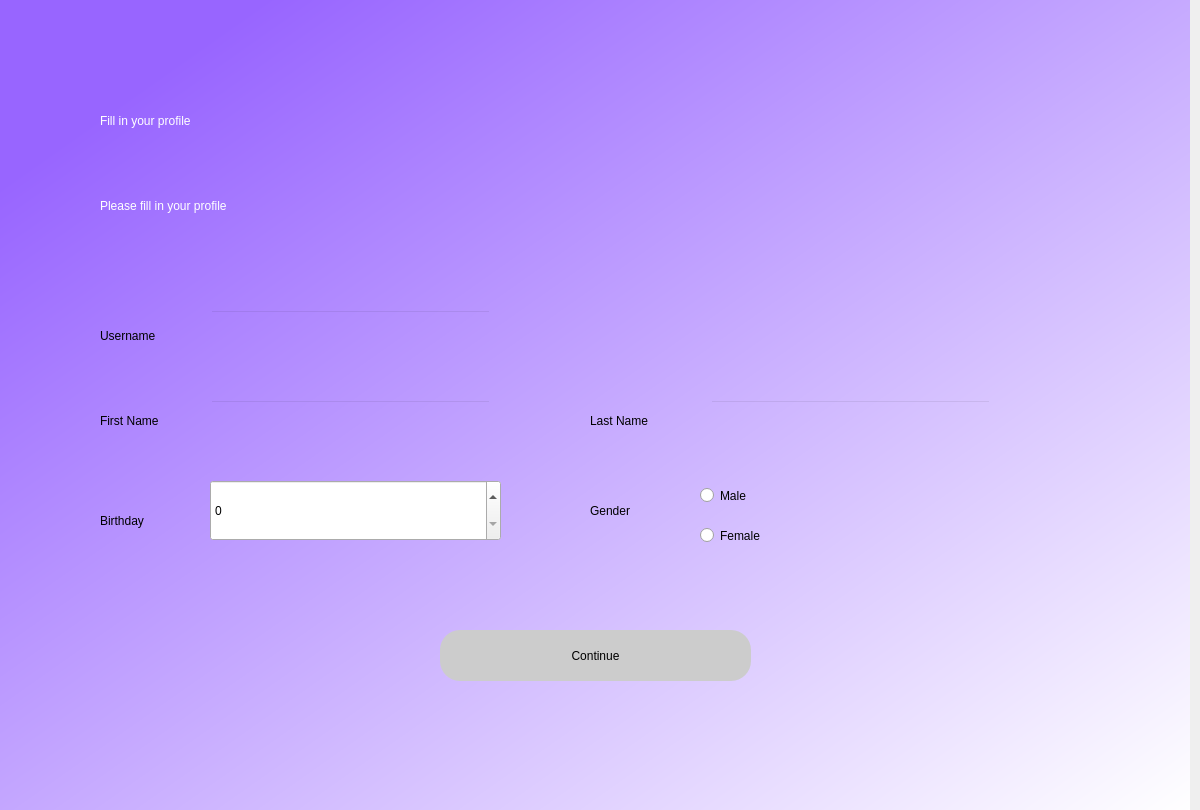
First picture: the form in fillprofile.ui, repository KirillBurtsev/miit, before the edit.
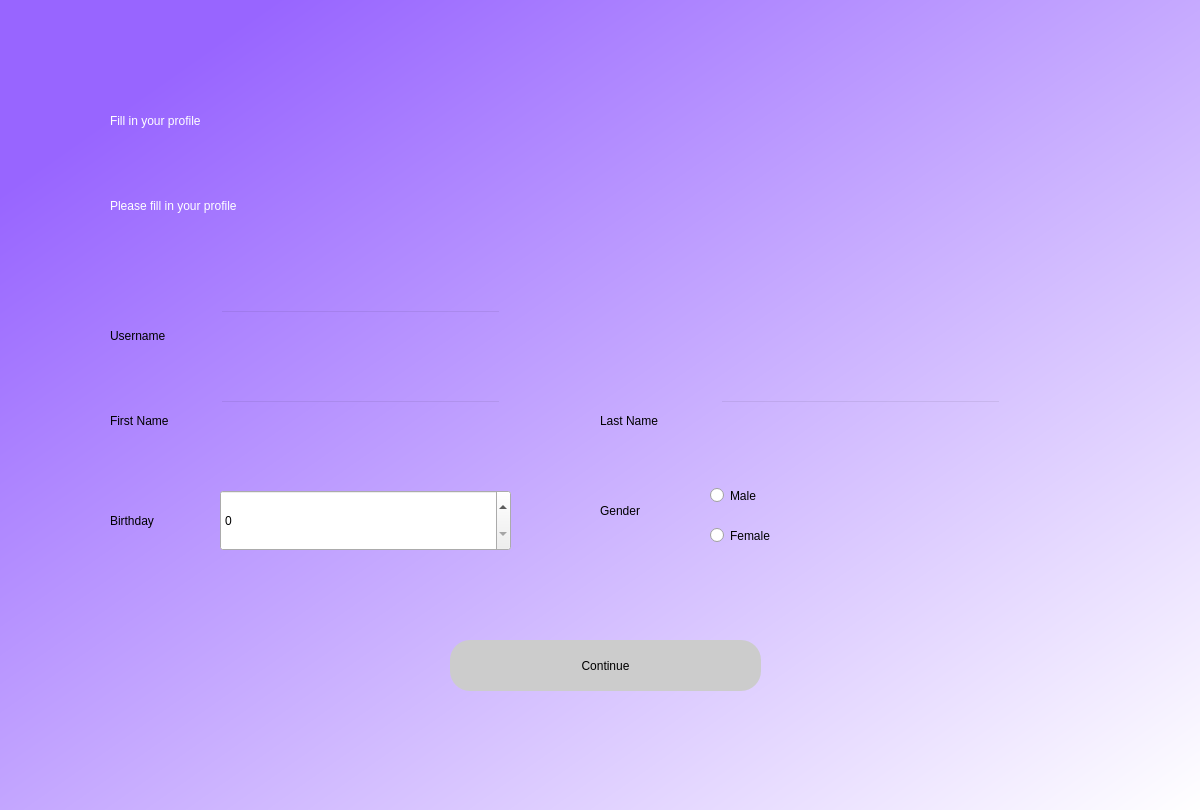
Second picture: the form after the edit.

Patch:
```diff
--- a/fillprofile.ui
+++ b/fillprofile.ui
@@ -16,7 +16,7 @@
   <widget class="QWidget" name="bgwidget" native="true">
    <property name="geometry">
     <rect>
-     <x>-10</x>
+     <x>0</x>
      <y>0</y>
      <width>1200</width>
      <height>811</height>
@@ -62,7 +62,7 @@
     <property name="geometry">
      <rect>
       <x>450</x>
-      <y>630</y>
+      <y>640</y>
       <width>311</width>
       <height>51</height>
      </rect>
@@ -141,8 +141,8 @@
    <widget class="QLabel" name="error">
     <property name="geometry">
      <rect>
-      <x>460</x>
-      <y>630</y>
+      <x>470</x>
+      <y>620</y>
       <width>271</width>
       <height>21</height>
      </rect>
@@ -220,7 +220,7 @@
     <property name="geometry">
      <rect>
       <x>220</x>
-      <y>480</y>
+      <y>490</y>
       <width>291</width>
       <height>61</height>
      </rect>
```
Left out of the diff: 4 changed lines with no effect on the pictures.
